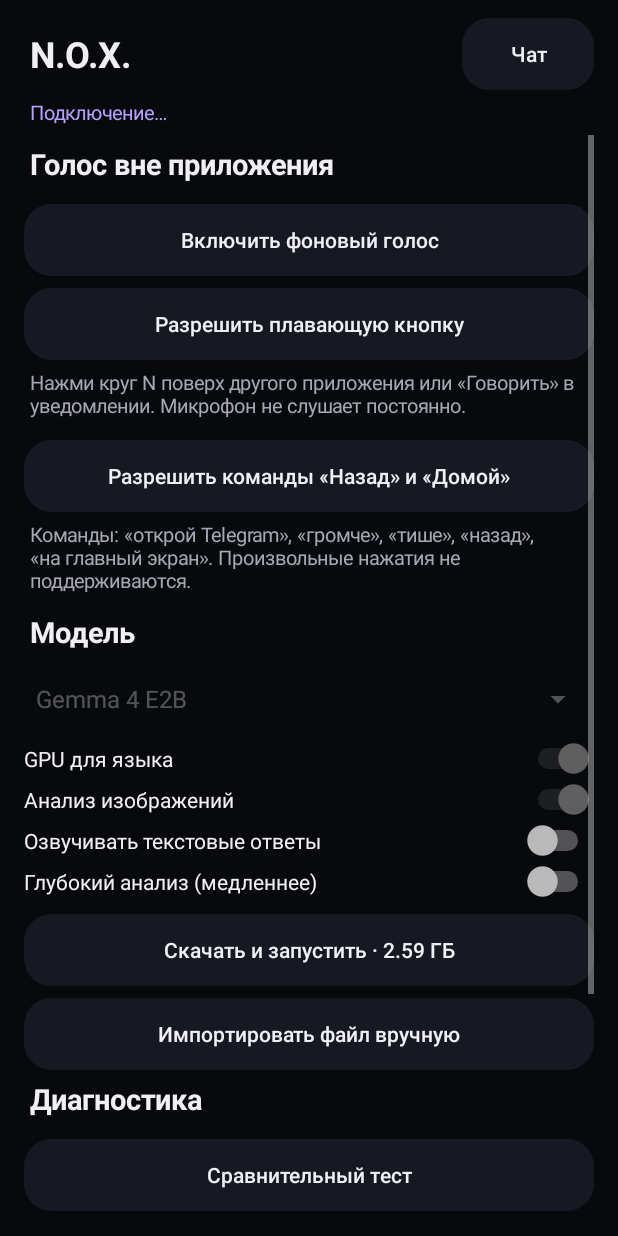
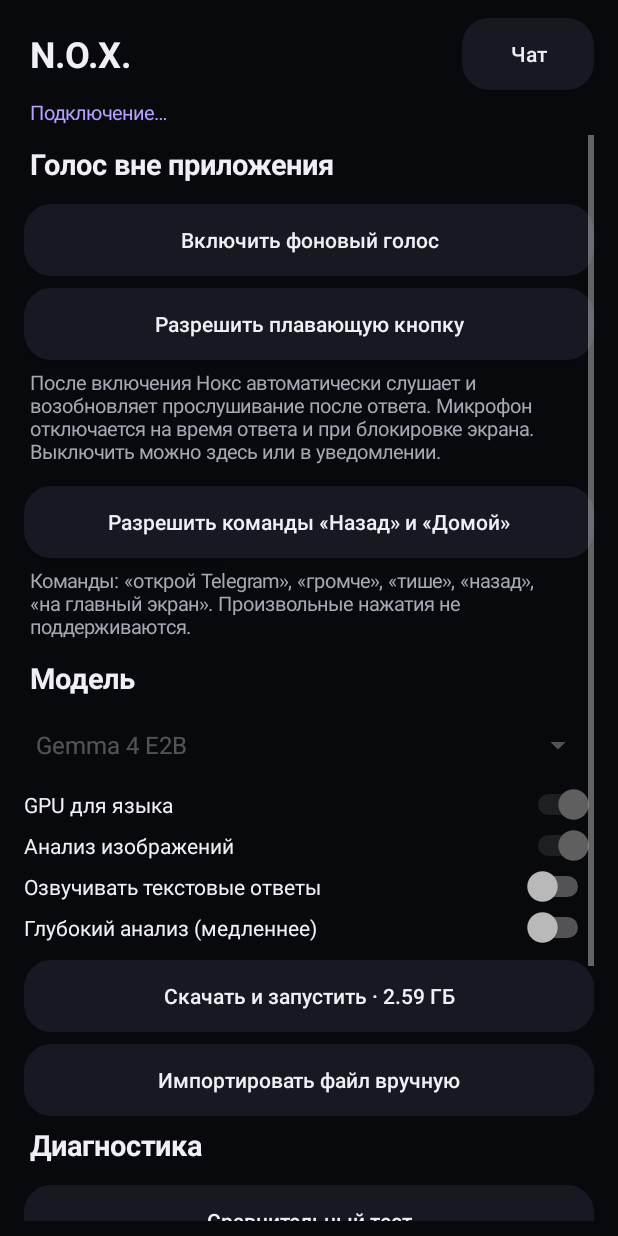
Before and after one commit to smaks190-crypto/auto-chess-, an Android app: the screen it shows after launch (MainActivity), after a tap on "Настройки", on a phone screen of 412 x 824 dp. Run offline under Robolectric (Android 15) with nearby library versions, the phone set to English and light mode, and no system bars; 2 statements that could not run were skipped.

Commit message:
feat: keep session across activity recreation; allow typing during voice loop and cancel inference

```diff
--- a/app/src/main/java/dev/nox/local/MainActivity.kt
+++ b/app/src/main/java/dev/nox/local/MainActivity.kt
@@ -39,6 +39,7 @@ class MainActivity : Activity() {
     private lateinit var deep: Switch
     private lateinit var modelButton: Button
     private lateinit var cancel: Button
+    private lateinit var stopGeneration: Button
     private lateinit var progress: ProgressBar
     private lateinit var backgroundButton: Button
     private lateinit var overlayButton: Button
@@ -70,7 +71,7 @@ class MainActivity : Activity() {
                 vision.isChecked = loaded.vision
             } else {
                 val index = models.selectedItemPosition
-                if (index in catalog.indices && !s.busy && !s.listening && s.modelFile(index).isFile) {
+                if (index in catalog.indices && !s.busy && s.modelFile(index).isFile) {
                     s.selectModel(index, gpu.isChecked, vision.isChecked)
                 }
             }
@@ -155,12 +156,17 @@ class MainActivity : Activity() {
         send = button("↑") {
             val s = service ?: return@button
             val command = input.text.toString()
-            if (command.isNotBlank() && !s.busy && !s.listening) {
+            if (command.isNotBlank() && !s.busy) {
                 s.ask(command, s.attachedImage, tts.isChecked, deep.isChecked)
                 input.text.clear()
             }
         }.apply { contentDescription = "Отправить"; setTextColor(bg); background = panel(accent, 24) }
         composer.addView(send, LinearLayout.LayoutParams(dp(48), dp(48)))
+        stopGeneration = button("■") { service?.cancelGeneration() }.apply {
+            contentDescription = "Остановить генерацию"
+            visibility = View.GONE
+        }
+        composer.addView(stopGeneration, LinearLayout.LayoutParams(dp(48), dp(48)))
         chatPage.addView(composer, LinearLayout.LayoutParams(-1, -2))
         root.addView(chatPage, LinearLayout.LayoutParams(-1, 0, 1f))
 
@@ -177,7 +183,7 @@ class MainActivity : Activity() {
             else startActivity(Intent(Settings.ACTION_MANAGE_OVERLAY_PERMISSION, Uri.parse("package:" + packageName)))
             render()
         }
-        settings.addView(textLabel("Нажми круг N поверх другого приложения или «Говорить» в уведомлении. Микрофон не слушает постоянно.", 13f, muted))
+        settings.addView(textLabel("После включения Нокс автоматически слушает и возобновляет прослушивание после ответа. Микрофон отключается на время ответа и при блокировке экрана. Выключить можно здесь или в уведомлении.", 13f, muted))
         addButton(settings, "Разрешить команды «Назад» и «Домой»", false) {
             startActivity(Intent(Settings.ACTION_ACCESSIBILITY_SETTINGS))
         }
@@ -225,6 +231,7 @@ class MainActivity : Activity() {
         }
         gpu.setOnCheckedChangeListener { _, _ -> render() }
         vision.setOnCheckedChangeListener { _, _ -> render() }
+        runCatching { startService(Intent(this, NoxService::class.java).setAction(NoxService.KEEP_ALIVE)) }
         bound = bindService(Intent(this, NoxService::class.java), connection, BIND_AUTO_CREATE)
         render()
     }
@@ -241,7 +248,7 @@ class MainActivity : Activity() {
         val s = service
         val index = models.selectedItemPosition.coerceIn(catalog.indices)
         val pkg = catalog[index]
-        val busy = s == null || s.busy || s.listening
+        val busy = s == null || s.busy
         header.text = if (s == null) "Подключение…" else s.status
         details.text = if (s == null) "" else (s.loaded?.let { catalog[it.index].name + if (it.gpu) " · GPU" else " · CPU" } ?: "Модель не загружена") +
             (s.elapsedMs?.let { "\nПоследний ответ: " + it + " мс" } ?: "")
@@ -253,7 +260,10 @@ class MainActivity : Activity() {
         workControls.forEach { it.isEnabled = !busy }
         gpu.isEnabled = !busy && !pkg.cpuOnly
         vision.isEnabled = !busy && pkg.vision
-        send.isEnabled = !busy; mic.isEnabled = !busy
+        send.isEnabled = !busy
+        mic.isEnabled = !busy && s?.listening != true
+        send.visibility = if (s?.generating == true) View.GONE else View.VISIBLE
+        stopGeneration.visibility = if (s?.generating == true) View.VISIBLE else View.GONE
         progress.visibility = if (s?.progress != null) View.VISIBLE else View.GONE
         progress.progress = s?.progress ?: 0
         cancel.visibility = progress.visibility
```
